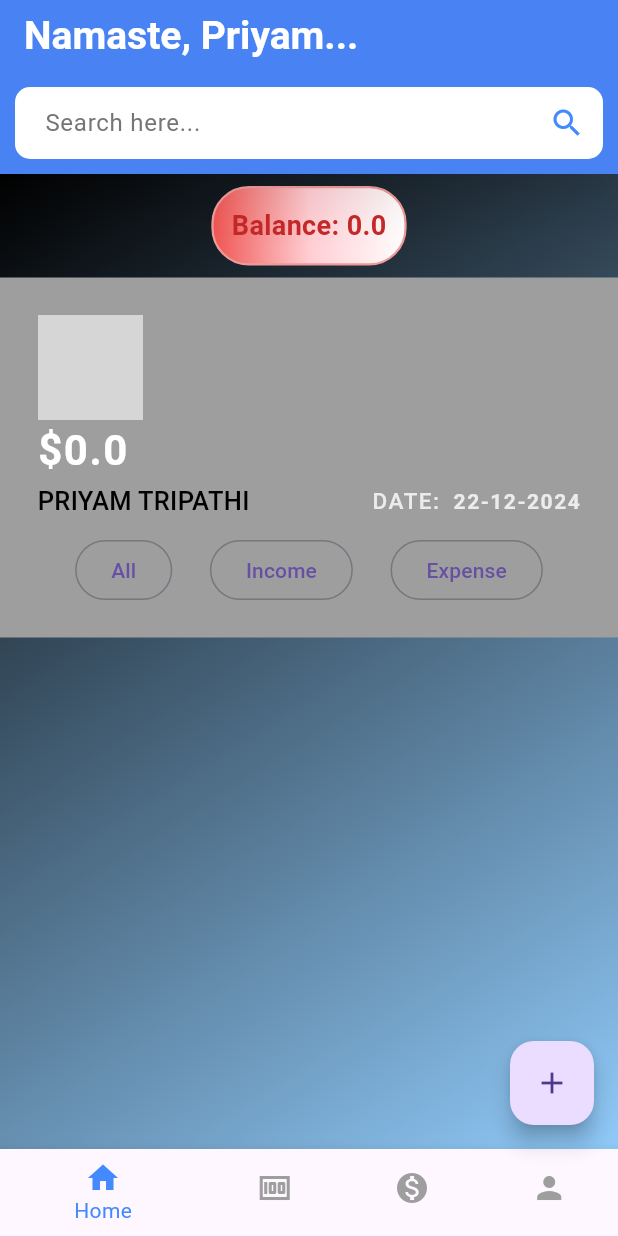
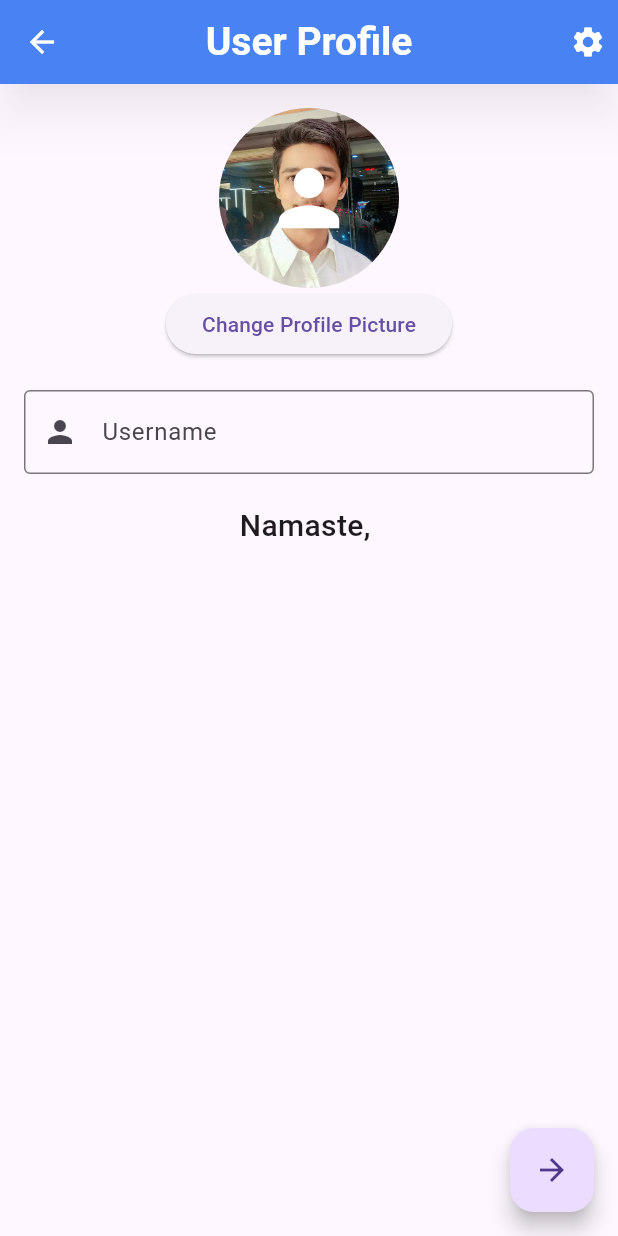
Before and after one commit to priyamtripathiii03/budget_tracker_app, a Flutter app: the screen it shows after launch, on a phone screen of 412 x 824 dp. Run offline on Flutter 3.47's test engine with Material 3 defaults, Android fonts, the light colour scheme and no system bars; our stand-ins replace get, image_picker, sqflite; accounts and stored records are empty; grey boxes are pictures that could not be loaded.

Commit message:
21-12-2024

```diff
--- a/lib/helper/db_helper.dart
+++ b/lib/helper/db_helper.dart
@@ -32,7 +32,9 @@ class DbHelper {
       amount REAL,
       isIncome INTEGER,
       date TEXT,
-      category TEXT
+      category TEXT,
+      name TEXT,
+      img BLOB
       )''';
         await db.execute(query);
       },);
--- a/lib/main.dart
+++ b/lib/main.dart
@@ -1,4 +1,5 @@
 import 'package:budget_tracker_app/views/home_page_dart.dart';
+import 'package:budget_tracker_app/views/profile_page.dart';
 import 'package:flutter/material.dart';
 import 'package:get/get.dart';
 
@@ -13,7 +14,19 @@ class BudgetApp extends StatelessWidget {
   Widget build(BuildContext context) {
     return GetMaterialApp(
       debugShowCheckedModeBanner: false,
-      getPages: [GetPage(name: '/', page: () => const HomePage())],
+      initialRoute: '/',
+      getPages: [
+        GetPage(
+          name: '/',
+          page: () => UserProfilePage(),
+        // HomePage route
+        ),
+        GetPage(
+          name: '/home',
+          page: () => HomePage(),
+          // Profile Page route
+        ),
+      ],
     );
   }
 }
--- a/lib/views/home_page_dart.dart
+++ b/lib/views/home_page_dart.dart
@@ -2,8 +2,10 @@ import 'package:budget_tracker_app/controller/home_controller.dart';
 import 'package:budget_tracker_app/views/components/insert_box.dart';
 import 'package:flutter/material.dart';
 import 'package:get/get.dart';
+import 'profile_page.dart';
 
 var controller = Get.put(HomeController());
+var usercontroller = Get.put(UserProfileController());
 
 class HomePage extends StatefulWidget {
   const HomePage({super.key});
@@ -14,18 +16,24 @@ class HomePage extends StatefulWidget {
 
 class _HomePageState extends State<HomePage> {
   int _selectedIndex = 0;
+  var username = ''.obs;
 
   final List<Widget> _pages = <Widget>[
     Center(child: Text("Home Page", style: TextStyle(fontSize: 30))),
     Center(child: Text("Income Page", style: TextStyle(fontSize: 30))),
     Center(child: Text("Expense Page", style: TextStyle(fontSize: 30))),
-    Center(child: Text("Profile Page", style: TextStyle(fontSize: 30))),
+    // Placeholder for Profile page
+    Container(),
   ];
 
   void _onItemTapped(int index) {
     setState(() {
       _selectedIndex = index;
     });
+
+    if (index == 3) {
+      Get.toNamed('/profile');
+    }
   }
 
   @override
@@ -35,10 +43,21 @@ class _HomePageState extends State<HomePage> {
         elevation: 12,
         shadowColor: Colors.black.withOpacity(0.3),
         backgroundColor: Colors.blueAccent,
-        title: const Text(
-          "Namaste, Priyam...",
+        leading: InkWell(
+          onTap: () {
+            Navigator.of(context).pushNamed('/');
+          },
+          child: Icon(
+            Icons.person,
+            color: Colors.white,
+          ),
+        ),
+        title: Obx(
+          () => Text(
+            'Namaste, ${usercontroller.username.value}',
             style: TextStyle(
                 fontWeight: FontWeight.bold, fontSize: 26, color: Colors.white),
+          ),
         ),
         bottom: PreferredSize(
           preferredSize: const Size(double.infinity, 60),
@@ -119,8 +138,12 @@ class _HomePageState extends State<HomePage> {
             ),
             Container(
               height: 240,
+              width: 430,
               padding: const EdgeInsets.all(25),
+              decoration: BoxDecoration(
+                borderRadius: BorderRadius.circular(10),
                 color: Colors.grey,
+              ),
               child: Column(
                 crossAxisAlignment: CrossAxisAlignment.start,
                 children: [
@@ -144,12 +167,14 @@ class _HomePageState extends State<HomePage> {
                   const SizedBox(height: 2),
                   Row(
                     children: [
-                      Text(
-                        "Priyam Tripathi".toUpperCase(),
+                      Obx(
+                        () => Text(
+                          '${usercontroller.username.value}'.toUpperCase(),
                           style: TextStyle(
                             fontSize: 17,
                             fontWeight: FontWeight.w500,
-                          color: Colors.black,
+                            color: Colors.white,
+                          ),
                         ),
                       ),
                       const Spacer(),
@@ -173,7 +198,12 @@ class _HomePageState extends State<HomePage> {
                       ),
                     ],
                   ),
-                  const SizedBox(height: 10),
+                  const SizedBox(height: 20),
+                ],
+              ),
+            ),
+            Column(
+              children: [
                 Row(
                   mainAxisAlignment: MainAxisAlignment.spaceEvenly,
                   children: [
@@ -181,26 +211,34 @@ class _HomePageState extends State<HomePage> {
                       onPressed: () {
                         controller.fetchData();
                       },
-                        child: const Text('All'),
+                      child: const Text(
+                        'All',
+                        style: TextStyle(color: Colors.white),
+                      ),
                     ),
                     OutlinedButton(
                       onPressed: () {
                         controller.filterCategory(1);
                       },
-                        child: const Text('Income'),
+                      child: const Text(
+                        'Income',
+                        style: TextStyle(color: Colors.white),
+                      ),
                     ),
                     OutlinedButton(
                       onPressed: () {
                         controller.filterCategory(0);
                       },
-                        child: const Text('Expense'),
+                      child: const Text(
+                        'Expense',
+                        style: TextStyle(color: Colors.white),
+                      ),
                     ),
                   ],
                 ),
+                const SizedBox(height: 10),
               ],
             ),
-            ),
-            const SizedBox(height: 10),
             Expanded(
               child: Obx(
                 () => ListView.builder(
@@ -279,7 +317,12 @@ class _HomePageState extends State<HomePage> {
       ),
       bottomNavigationBar: BottomNavigationBar(
         currentIndex: _selectedIndex,
-        onTap: _onItemTapped,
+        onTap: (index) {
+          _onItemTapped(index);
+          setState(() {
+            _selectedIndex = index;
+          });
+        },
         selectedItemColor: Colors.blueAccent,
         unselectedItemColor: Colors.grey,
         items: const <BottomNavigationBarItem>[
--- /dev/null
+++ b/lib/views/profile_page.dart
@@ -0,0 +1,123 @@
+import 'package:flutter/material.dart';
+import 'package:get/get.dart';
+import 'package:image_picker/image_picker.dart';
+import 'dart:io';
+
+class UserProfileController extends GetxController {
+  var username = ''.obs;
+  var profileImage = Rxn<File>();
+
+  Future<void> pickImage(ImageSource source) async {
+    final picker = ImagePicker();
+    final pickedFile = await picker.pickImage(source: ImageSource.gallery);
+
+    if (pickedFile != null) {
+      profileImage.value = File(pickedFile.path);
+    }
+  }
+}
+class UserProfilePage extends StatelessWidget {
+  @override
+  Widget build(BuildContext context) {
+    final controller = Get.put(UserProfileController());
+    return Scaffold(
+      appBar: AppBar(
+        elevation: 12,
+        shadowColor: Colors.black.withOpacity(0.3),
+        backgroundColor: Colors.blueAccent,
+        centerTitle: true,
+        leading: InkWell(
+          onTap: () {
+            Navigator.pop(context);
+          },
+          child: const Icon(Icons.arrow_back,color: Colors.white,),
+        ),
+        actions: [
+          Padding(
+            padding: const EdgeInsets.all(8.0),
+            child: Icon(Icons.settings,color: Colors.white,),
+          )
+        ],
+        title: const Text(
+          "User Profile",
+          style: TextStyle(
+              fontWeight: FontWeight.bold, fontSize: 26, color: Colors.white),
+        ),
+      ),
+      body: Padding(
+        padding: const EdgeInsets.all(16.0),
+        child: Column(
+          crossAxisAlignment: CrossAxisAlignment.center,
+          children: [
+            Obx(() {
+              return CircleAvatar(
+                radius: 60,
+                backgroundImage: controller.profileImage.value != null
+                    ? FileImage(controller.profileImage.value!)
+                    : AssetImage('assets/profile.jpg') as ImageProvider,
+                child: controller.profileImage.value == null
+                    ? Icon(Icons.person, size: 60, color: Colors.white)
+                    : null,
+              );
+            }),
+            ElevatedButton(
+              onPressed: () {
+                Get.bottomSheet(
+                  Container(
+                    padding: EdgeInsets.all(16),
+                    color: Colors.white,
+                    child: Column(
+                      mainAxisSize: MainAxisSize.min,
+                      children: [
+                        ListTile(
+                          title: Text('Pick from Gallery'),
+                          onTap: () {
+                            controller.pickImage(ImageSource.gallery);
+                            Get.back();
+                          },
+                        ),
+                        ListTile(
+                          title: Text('Take a Photo'),
+                          onTap: () {
+                            controller.pickImage(ImageSource.camera);
+                            Get.back();
+                          },
+                        ),
+                      ],
+                    ),
+                  ),
+                  isScrollControlled: true,
+                );
+              },
+              child: Text('Change Profile Picture'),
+            ),
+            SizedBox(height: 20),
+            TextField(
+              onChanged: (value) {
+                controller.username.value = value;
+              },
+              decoration: InputDecoration(
+                labelText: 'Username',
+                border: OutlineInputBorder(),
+                prefixIcon: Icon(Icons.person),
+              ),
+            ),
+            SizedBox(height: 20),
+            Obx(() {
+              return Text(
+                'Namaste, ${controller.username.value}',
+                style: TextStyle(fontSize: 20, fontWeight: FontWeight.w500),
+              );
+            }),
+          ],
+        ),
+      ),
+      floatingActionButton: FloatingActionButton(
+        onPressed: () async {
+          Navigator.of(context).pushNamed('/home');
+        },
+        child: const Icon(Icons.arrow_forward),
+      ),
+    );
+  }
+}
--- a/pubspec.yaml
+++ b/pubspec.yaml
@@ -41,7 +41,7 @@ dependencies:
   path: any
   flutter_slidable: ^3.1.2
   blurrycontainer: ^2.1.0
-  fl_chart: ^0.55.1
+  image_picker: ^1.1.2
 
 dev_dependencies:
   flutter_test:
```
Also changed, not shown: Screenshot_20241221_115555.png (added), Screenshot_20241222_124112.png (added), Screenshot_20241222_124136.png (added), Screenshot_20241222_124153.png (added), Screenshot_20241222_124206.png (added), Screenshot_20241222_124239.png (added), Screenshot_20241222_125823.png (added), Screenshot_20241222_125837.png (added), assets/profile.jpg (added), assets/user.jpg (added), pubspec.lock, 5 other files. Lines whose indentation alone changed are shown as unchanged.
